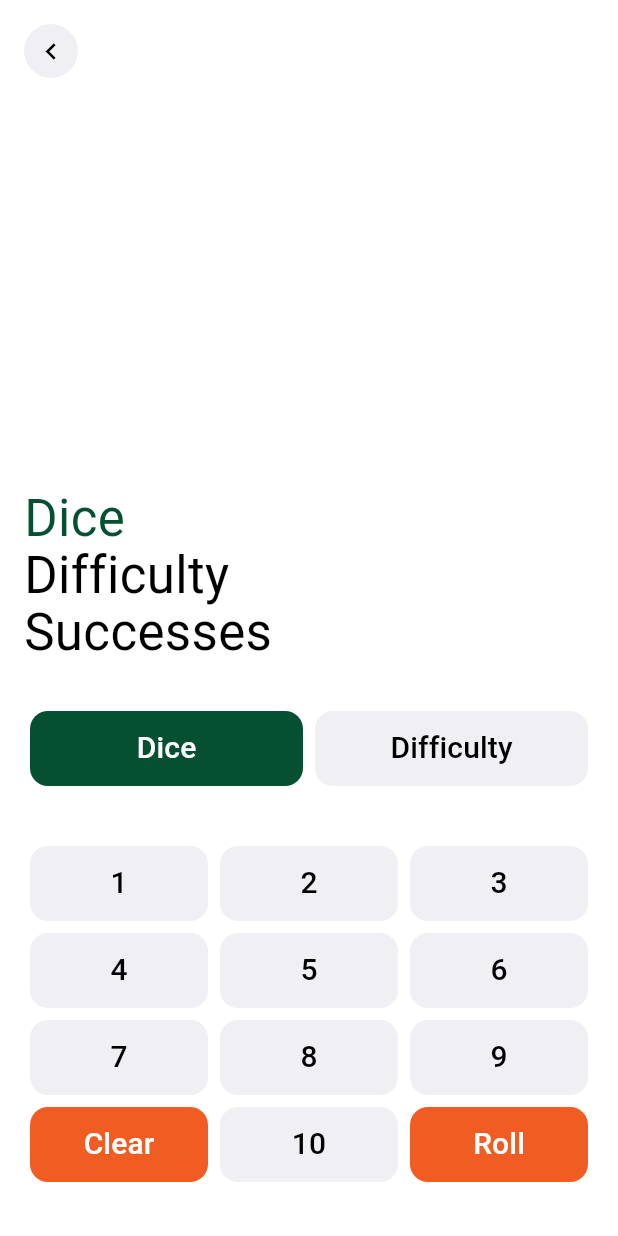
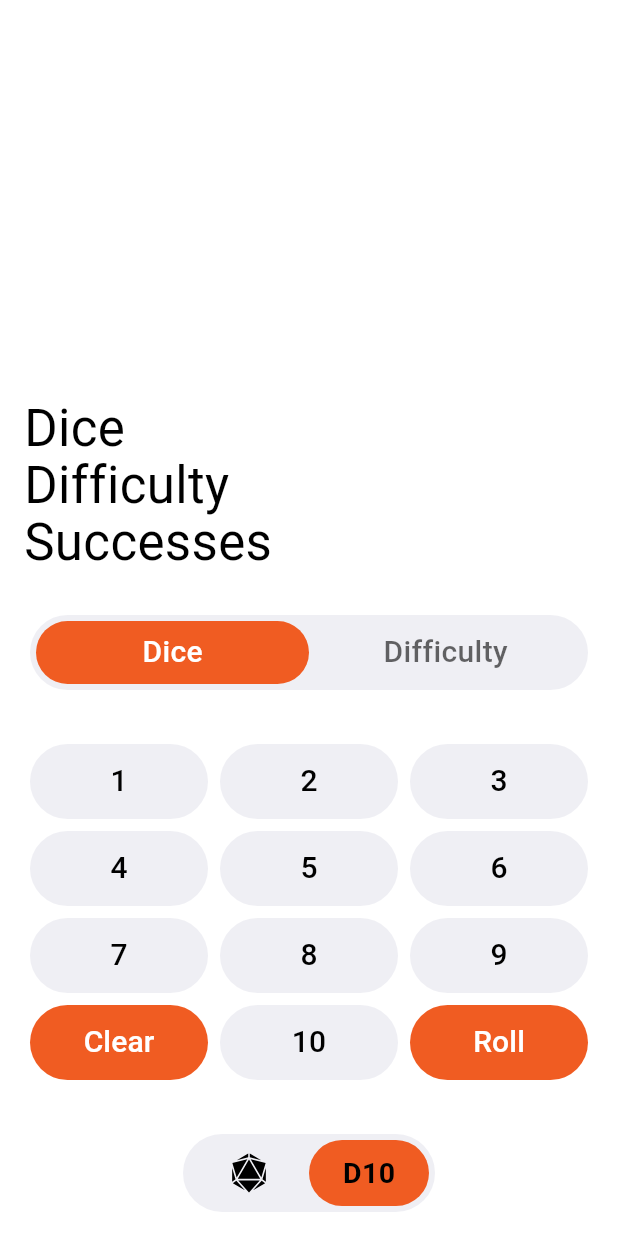
Before and after one commit to andrewmichaelpowell/makidice-linux, a Flutter app: the screen it shows after launch, after a tap on "1d100", after a tap on "Roll", after a tap on "D10", on a phone screen of 412 x 824 dp. Run offline on Flutter 3.47's test engine with Material 3 defaults, Android fonts, the phone set to English and light mode, and no system bars; missing offline and left inert: window_manager.

Commit message:
UI update

```diff
--- a/lib/main.dart
+++ b/lib/main.dart
@@ -7,6 +7,7 @@ import 'package:window_manager/window_manager.dart';
 import 'theme.dart';
 import 'screens/main_view.dart';
 import 'screens/d10_view.dart';
+import 'widgets/choosers.dart';
 
 void main() async {
   WidgetsFlutterBinding.ensureInitialized();
@@ -44,10 +45,58 @@ class MakiDiceApp extends StatelessWidget {
       theme: buildTheme(Brightness.light),
       darkTheme: buildTheme(Brightness.dark),
       themeMode: ThemeMode.system,
-      routes: {
-        '/': (context) => const MainView(),
-        '/d10': (context) => const D10View(),
-      },
+      home: const RootView(),
     );
   }
 }
+
+class RootView extends StatefulWidget {
+  const RootView({super.key});
+
+  @override
+  State<RootView> createState() => _RootViewState();
+}
+
+class _RootViewState extends State<RootView> {
+  int _selectedTab = 0;
+
+  @override
+  Widget build(BuildContext context) {
+    final labelColor = labelColorOf(context);
+    return Scaffold(
+      body: SafeArea(
+        child: Column(
+          children: [
+            Expanded(
+              child: IndexedStack(
+                index: _selectedTab,
+                children: const [MainView(), D10View()],
+              ),
+            ),
+            Padding(
+              padding: const EdgeInsets.only(bottom: 16),
+              child: PageChooser(
+                selectedIndex: _selectedTab,
+                onSelect: (index) => setState(() => _selectedTab = index),
+                items: [
+                  ('Calculator', DiceIcon(color: labelColor)),
+                  (
+                    'D10',
+                    Text(
+                      'D10',
+                      style: TextStyle(
+                        fontSize: 19,
+                        fontWeight: FontWeight.w600,
+                        color: labelColor,
+                      ),
+                    ),
+                  ),
+                ],
+              ),
+            ),
+          ],
+        ),
+      ),
+    );
+  }
+}
--- a/lib/screens/d10_view.dart
+++ b/lib/screens/d10_view.dart
@@ -4,6 +4,7 @@
 import 'dart:math';
 import 'package:flutter/material.dart';
 import '../theme.dart';
+import '../widgets/choosers.dart';
 import '../widgets/dice_button.dart';
 
 class D10View extends StatefulWidget {
@@ -68,31 +69,7 @@ class _D10ViewState extends State<D10View> {
     setState(() => _successesString = _successesValue.toString());
   }
 
-  Widget _backButton(BuildContext context) {
-    final secondaryBg = secondaryBackgroundOf(context);
-    final labelColor = labelColorOf(context);
-    return Align(
-      alignment: Alignment.topLeft,
-      child: Padding(
-        padding: const EdgeInsets.only(top: 16),
-        child: Material(
-          color: secondaryBg,
-          shape: const CircleBorder(),
-          child: InkWell(
-            customBorder: const CircleBorder(),
-            onTap: () => Navigator.of(context).pop(),
-            child: SizedBox(
-              width: 36,
-              height: 36,
-              child: Icon(Icons.chevron_left, color: labelColor, size: 22),
-            ),
-          ),
-        ),
-      ),
-    );
-  }
-
-Widget _labelRow(String name, String value, {Color? nameColor}) {
+Widget _labelRow(String name, String value) {
   final labelColor = labelColorOf(context);
   const lineHeight = 1.0;
   return Row(
@@ -106,7 +83,7 @@ Widget _labelRow(String name, String value, {Color? nameColor}) {
             style: TextStyle(
               fontSize: 34,
               height: lineHeight,
-              color: nameColor ?? labelColor,
+              color: labelColor,
             ),
           ),
         ),
@@ -137,38 +114,21 @@ Widget _labelRow(String name, String value, {Color? nameColor}) {
           padding: const EdgeInsets.symmetric(horizontal: 16),
           child: Column(
             children: [
-              _backButton(context),
               const Spacer(),
-              _labelRow('Dice', _diceString, nameColor: _selected == 1 ? AppColors.green : null),
+              _labelRow('Dice', _diceString),
               const SizedBox(height: 4),
-              _labelRow('Difficulty', _difficultyString, nameColor: _selected == 2 ? AppColors.green : null),
+              _labelRow('Difficulty', _difficultyString),
               const SizedBox(height: 4),
               _labelRow('Successes', _successesString),
               const SizedBox(height: 32),
-              Row(children: [
-                Expanded(
-                  child: Padding(
-                    padding: const EdgeInsets.all(4),
-                    child: DiceButton(
-                      label: 'Dice',
-                      tint: _selected == 1 ? AppColors.green : secondaryBg,
-                      contentColor: _selected == 1 ? Colors.white : labelColor,
-                      onPressed: () => setState(() => _selected = 1),
-                    ),
-                  ),
+              Padding(
+                padding: const EdgeInsets.symmetric(horizontal: 4),
+                child: SegmentChooser(
+                  selectedIndex: _selected - 1,
+                  labels: const ['Dice', 'Difficulty'],
+                  onSelect: (index) => setState(() => _selected = index + 1),
                 ),
-                Expanded(
-                  child: Padding(
-                    padding: const EdgeInsets.all(4),
-                    child: DiceButton(
-                      label: 'Difficulty',
-                      tint: _selected == 2 ? AppColors.green : secondaryBg,
-                      contentColor: _selected == 2 ? Colors.white : labelColor,
-                      onPressed: () => setState(() => _selected = 2),
-                    ),
-                  ),
-                ),
-              ]),
+              ),
               Padding(
                 padding: const EdgeInsets.only(top: 32, bottom: 32),
                 child: Column(
--- a/lib/screens/main_view.dart
+++ b/lib/screens/main_view.dart
@@ -142,7 +142,7 @@ class _MainViewState extends State<MainView> {
                     Row(children: [
                       Expanded(child: Padding(padding: const EdgeInsets.all(4), child: DiceButton(label: 'Clear', tint: AppColors.orange, onPressed: _clear))),
                       Expanded(child: Padding(padding: const EdgeInsets.all(4), child: DiceButton(label: '1d100', tint: secondaryBg, contentColor: labelColor, onPressed: () => _quickRoll(100)))),
-                      Expanded(child: Padding(padding: const EdgeInsets.all(4), child: DiceButton(label: 'D10', tint: AppColors.green, onPressed: () => Navigator.of(context).pushNamed('/d10')))),
+                      Expanded(child: Padding(padding: const EdgeInsets.all(4), child: DiceButton(label: 'Roll', tint: AppColors.orange, onPressed: _roll))),
                     ]),
                   ],
                 ),
--- a/lib/theme.dart
+++ b/lib/theme.dart
@@ -4,7 +4,6 @@
 import 'package:flutter/material.dart';
 
 class AppColors {
-  static const green = Color(0xFF045030);
   static const orange = Color(0xFFF05C22);
 
   static const secondaryBackgroundLight = Color(0xFFEFEFF4);
@@ -26,7 +25,7 @@ ThemeData buildTheme(Brightness brightness) {
         isLight ? AppColors.windowBackgroundLight : AppColors.windowBackgroundDark,
     colorScheme: ColorScheme(
       brightness: brightness,
-      primary: AppColors.green,
+      primary: AppColors.orange,
       onPrimary: Colors.white,
       secondary: AppColors.orange,
       onSecondary: Colors.white,
--- /dev/null
+++ b/lib/widgets/choosers.dart
@@ -0,0 +1,213 @@
+// Maki Dice (Linux)
+// github.com/andrewmichaelpowell
+
+import 'package:flutter/material.dart';
+import '../theme.dart';
+
+class PageChooser extends StatelessWidget {
+  final int selectedIndex;
+  final List<(String, Widget)> items;
+  final ValueChanged<int> onSelect;
+
+  const PageChooser({
+    super.key,
+    required this.selectedIndex,
+    required this.items,
+    required this.onSelect,
+  });
+
+  static const _itemWidth = 80.0;
+  static const _itemHeight = 44.0;
+
+  @override
+  Widget build(BuildContext context) {
+    return Container(
+      padding: const EdgeInsets.all(4),
+      decoration: ShapeDecoration(
+        color: secondaryBackgroundOf(context),
+        shape: const StadiumBorder(),
+      ),
+      child: SizedBox(
+        width: _itemWidth * items.length,
+        height: _itemHeight,
+        child: Stack(
+          children: [
+            AnimatedPositioned(
+              duration: const Duration(milliseconds: 250),
+              curve: Curves.easeOutCubic,
+              left: _itemWidth * selectedIndex,
+              top: 0,
+              width: _itemWidth,
+              height: _itemHeight,
+              child: const DecoratedBox(
+                decoration: ShapeDecoration(
+                  color: AppColors.orange,
+                  shape: StadiumBorder(),
+                ),
+              ),
+            ),
+            Row(
+              children: [
+                for (var i = 0; i < items.length; i++)
+                  Semantics(
+                    label: items[i].$1,
+                    selected: i == selectedIndex,
+                    button: true,
+                    excludeSemantics: true,
+                    child: SizedBox(
+                      width: _itemWidth,
+                      height: _itemHeight,
+                      child: Material(
+                        type: MaterialType.transparency,
+                        child: InkWell(
+                          customBorder: const StadiumBorder(),
+                          onTap: () => onSelect(i),
+                          child: Center(child: items[i].$2),
+                        ),
+                      ),
+                    ),
+                  ),
+              ],
+            ),
+          ],
+        ),
+      ),
+    );
+  }
+}
+
+class SegmentChooser extends StatelessWidget {
+  final int selectedIndex;
+  final List<String> labels;
+  final ValueChanged<int> onSelect;
+
+  const SegmentChooser({
+    super.key,
+    required this.selectedIndex,
+    required this.labels,
+    required this.onSelect,
+  });
+
+  @override
+  Widget build(BuildContext context) {
+    final labelColor = labelColorOf(context);
+    return Container(
+      height: 50,
+      padding: const EdgeInsets.all(4),
+      decoration: ShapeDecoration(
+        color: secondaryBackgroundOf(context),
+        shape: const StadiumBorder(),
+      ),
+      child: Stack(
+        children: [
+          AnimatedAlign(
+            duration: const Duration(milliseconds: 250),
+            curve: Curves.easeOutCubic,
+            alignment: Alignment(
+              labels.length == 1 ? 0 : -1 + 2 * selectedIndex / (labels.length - 1),
+              0,
+            ),
+            child: FractionallySizedBox(
+              widthFactor: 1 / labels.length,
+              heightFactor: 1,
+              child: const DecoratedBox(
+                decoration: ShapeDecoration(
+                  color: AppColors.orange,
+                  shape: StadiumBorder(),
+                ),
+              ),
+            ),
+          ),
+          Row(
+            children: [
+              for (var i = 0; i < labels.length; i++)
+                Expanded(
+                  child: Semantics(
+                    selected: i == selectedIndex,
+                    button: true,
+                    child: Material(
+                      type: MaterialType.transparency,
+                      child: InkWell(
+                        customBorder: const StadiumBorder(),
+                        onTap: () => onSelect(i),
+                        child: Center(
+                          child: Padding(
+                            padding: const EdgeInsets.symmetric(horizontal: 8),
+                            child: FittedBox(
+                              fit: BoxFit.scaleDown,
+                              child: Text(
+                                labels[i],
+                                style: TextStyle(
+                                  fontSize: 20,
+                                  fontWeight: FontWeight.w500,
+                                  color: i == selectedIndex
+                                      ? Colors.white
+                                      : labelColor.withOpacity(0.6),
+                                ),
+                              ),
+                            ),
+                          ),
+                        ),
+                      ),
+                    ),
+                  ),
+                ),
+            ],
+          ),
+        ],
+      ),
+    );
+  }
+}
+
+class DiceIcon extends StatelessWidget {
+  final double size;
+  final Color color;
+
+  const DiceIcon({super.key, this.size = 26, required this.color});
+
+  @override
+  Widget build(BuildContext context) {
+    return CustomPaint(size: Size.square(size), painter: _DiceIconPainter(color));
+  }
+}
+
+class _DiceIconPainter extends CustomPainter {
+  final Color color;
+
+  _DiceIconPainter(this.color);
+
+  static const _origin = Offset(158, 159.2);
+  static const _extent = 708.0;
+  static const _triangles = <List<double>>[
+    [308.88, 618.92, 512, 266.83, 715.12, 618.92],
+    [481.53, 261.6, 288.41, 596.37, 210.27, 332.08],
+    [813.73, 332.08, 735.59, 596.37, 542.47, 261.6],
+    [512, 867.16, 316.53, 647.92, 707.47, 647.92],
+    [291.79, 280.94, 497.5, 159.24, 497.5, 227.49],
+    [526.5, 227.49, 526.5, 159.24, 732.21, 280.94],
+    [206.25, 671.71, 206.25, 420.77, 267.35, 627.44],
+    [756.65, 627.44, 817.75, 420.77, 817.75, 671.71],
+    [437.38, 827.04, 219.05, 698.25, 281.93, 652.69],
+    [742.07, 652.69, 804.95, 698.25, 586.62, 827.04],
+  ];
+
+  @override
+  void paint(Canvas canvas, Size size) {
+    final scale = size.width / _extent;
+    final path = Path();
+    for (final t in _triangles) {
+      Offset point(int i) =>
+          (Offset(t[i], t[i + 1]) - _origin) * scale;
+      path
+        ..moveTo(point(0).dx, point(0).dy)
+        ..lineTo(point(2).dx, point(2).dy)
+        ..lineTo(point(4).dx, point(4).dy)
+        ..close();
+    }
+    canvas.drawPath(path, Paint()..color = color);
+  }
+
+  @override
+  bool shouldRepaint(_DiceIconPainter oldDelegate) => oldDelegate.color != color;
+}
--- a/lib/widgets/dice_button.dart
+++ b/lib/widgets/dice_button.dart
@@ -29,9 +29,7 @@ class DiceButton extends StatelessWidget {
           disabledBackgroundColor: tint.withOpacity(0.5),
           elevation: 0,
           padding: const EdgeInsets.symmetric(horizontal: 6),
-          shape: RoundedRectangleBorder(
-            borderRadius: BorderRadius.circular(12),
-          ),
+          shape: const StadiumBorder(),
         ).copyWith(
           // Press-only feedback — no hover/focus highlight.
           overlayColor: WidgetStateProperty.resolveWith<Color?>((states) {
--- a/pubspec.yaml
+++ b/pubspec.yaml
@@ -4,7 +4,7 @@
 name: makidice
 description: Dice for role-playing games
 publish_to: 'none'
-version: 2026.11.08+5
+version: 2026.11.16+6
 
 environment:
   sdk: '>=3.4.0 <4.0.0'
--- a/snap/snapcraft.yaml
+++ b/snap/snapcraft.yaml
@@ -2,7 +2,7 @@
 # github.com/andrewmichaelpowell
 
 name: makidice
-version: '2026.11.08'
+version: '2026.11.16'
 summary: Dice for role-playing games
 description: |
   Maki Dice is a fast and easy dice roller for tabletop role-playing games.
```
